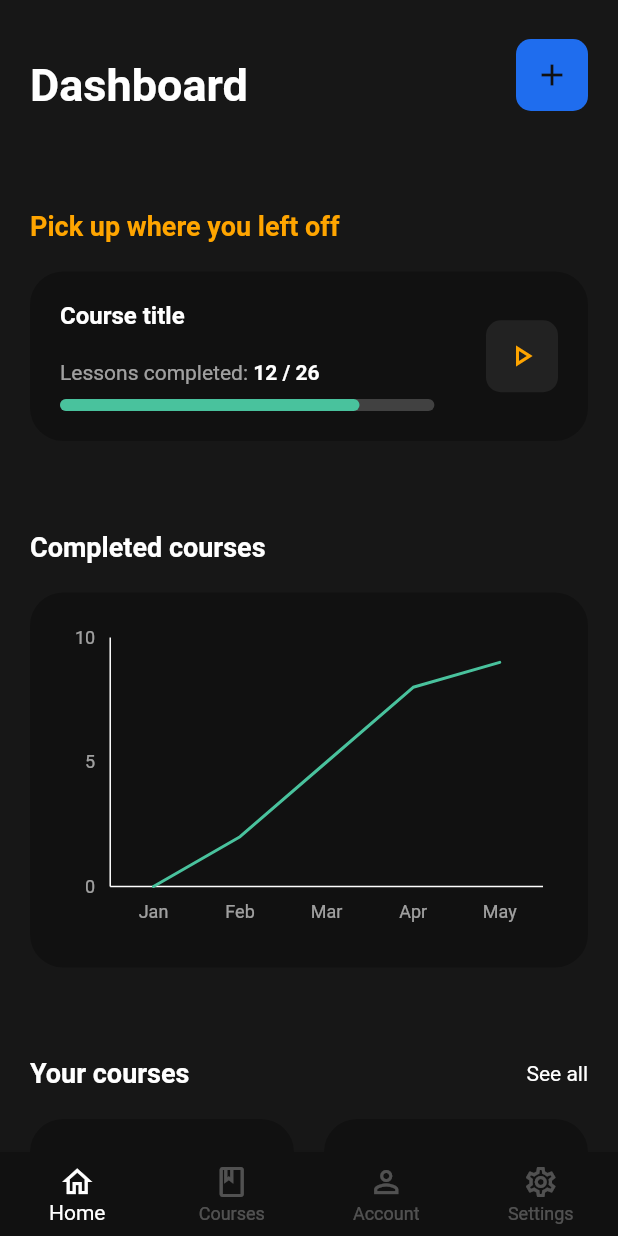
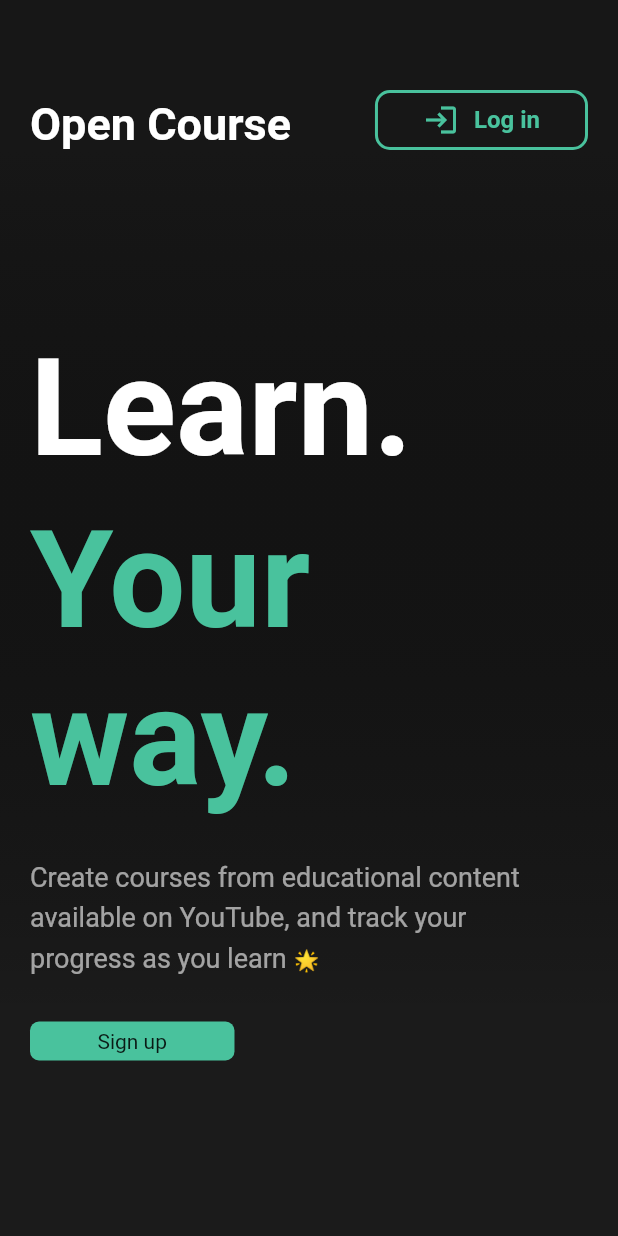
Before and after one commit to naefun/opencourse, a Flutter app: the screen it shows after launch, on a phone screen of 412 x 824 dp. Run offline on Flutter 3.47's test engine with Material 2 defaults, Android fonts, the light colour scheme and no system bars; drawn by our look-alikes of flutter_layout_grid, percent_indicator; our stand-ins replace firebase_core, flutter_svg, google_fonts, syncfusion_flutter_charts; accounts and stored records are empty.

Commit message:
add landing page

```diff
--- a/lib/main.dart
+++ b/lib/main.dart
@@ -2,6 +2,7 @@ import 'package:firebase_core/firebase_core.dart';
 import 'package:flutter/material.dart';
 import 'package:open_course/firebase_options.dart';
 import 'package:open_course/navigation.dart';
+import 'package:open_course/pages/landing.dart';
 
 void main() async {
   WidgetsFlutterBinding.ensureInitialized();
@@ -20,7 +21,8 @@ class MainApp extends StatelessWidget {
     return const MaterialApp(
       themeMode: ThemeMode.dark,
       home: Scaffold(
-        body: Navigation(),
+        // body: Navigation(),
+        body: LandingPage(),
       ),
     );
   }
--- /dev/null
+++ b/lib/pages/landing.dart
@@ -0,0 +1,164 @@
+import 'package:flutter/material.dart';
+import 'package:open_course/navigation.dart';
+import 'package:google_fonts/google_fonts.dart';
+import 'package:flutter_svg/flutter_svg.dart';
+
+class LandingPage extends StatefulWidget {
+  const LandingPage({super.key});
+
+  @override
+  State<LandingPage> createState() => _LandingPageState();
+}
+
+class _LandingPageState extends State<LandingPage> {
+  @override
+  Widget build(BuildContext context) {
+    return Scaffold(
+        backgroundColor: const Color(0xff171717),
+        appBar: PreferredSize(
+          preferredSize: const Size.fromHeight(100),
+          child: Column(
+            mainAxisAlignment: MainAxisAlignment.end,
+            children: [
+              Container(
+                padding: const EdgeInsets.fromLTRB(20, 0, 20, 0),
+                child: Center(
+                  child: Row(
+                    mainAxisAlignment: MainAxisAlignment.spaceBetween,
+                    crossAxisAlignment: CrossAxisAlignment.end,
+                    children: [
+                      const Text(
+                        "Open Course",
+                        style: TextStyle(
+                            fontSize: 30,
+                            color: Color(0xFFFFFFFF),
+                            fontWeight: FontWeight.bold),
+                      ),
+                      GestureDetector(
+                        onTap: () {
+                          Navigator.pushReplacement(
+                            context,
+                            MaterialPageRoute(
+                                builder: (context) => const Navigation()),
+                          );
+                        },
+                        child: Container(
+                          padding: const EdgeInsets.fromLTRB(30, 6, 30, 6),
+                          decoration: BoxDecoration(
+                              borderRadius: BorderRadius.circular(10),
+                              border: Border.all(
+                                  width: 2, color: const Color(0xff49C29D))),
+                          child: Row(
+                            children: const [
+                              Icon(
+                                Icons.login,
+                                color: Color(0xff49C29D),
+                              ),
+                              SizedBox(
+                                width: 10,
+                              ),
+                              Text(
+                                "Log in",
+                                style: TextStyle(
+                                    color: Color(0xff49C29D),
+                                    fontWeight: FontWeight.bold,
+                                    fontSize: 16),
+                              )
+                            ],
+                          ),
+                        ),
+                      )
+                    ],
+                  ),
+                ),
+              ),
+            ],
+          ),
+        ),
+        body: Stack(
+          children: [
+            Stack(
+              children: [
+                Opacity(
+                    opacity: .02,
+                    child: SvgPicture.asset(
+                      "../assets/images/patternpad.svg",
+                      fit: BoxFit.cover,
+                    )),
+                Container(
+                    decoration: const BoxDecoration(
+                        gradient: LinearGradient(
+                  begin: Alignment.topCenter,
+                  end: Alignment.bottomCenter,
+                  stops: [0, 0.8],
+                  colors: [
+                    Color(0xff171717),
+                    Colors.transparent,
+                  ],
+                ))),
+              ],
+            ),
+            Container(
+              padding: const EdgeInsets.fromLTRB(20, 120, 20, 0),
+              child: Center(
+                child: Column(
+                  crossAxisAlignment: CrossAxisAlignment.start,
+                  children: [
+                    const Text(
+                      "Learn.",
+                      style: TextStyle(
+                          color: Color(0xffffffff),
+                          fontWeight: FontWeight.bold,
+                          fontSize: 90),
+                    ),
+                    const SizedBox(
+                      height: 10,
+                    ),
+                    const Text(
+                      "Your way.",
+                      style: TextStyle(
+                          color: Color(0xff49C29D),
+                          fontWeight: FontWeight.bold,
+                          fontSize: 90),
+                    ),
+                    const SizedBox(
+                      height: 25,
+                    ),
+                    Container(
+                      width: 330,
+                      child: RichText(
+                        text: TextSpan(
+                          children: [
+                            const TextSpan(
+                                text:
+                                    'Create courses from educational content available on YouTube, and track your progress as you learn ',
+                                style: TextStyle(
+                                    fontSize: 18,
+                                    color: Color.fromRGBO(255, 255, 255, .6),
+                                    height: 1.5)),
+                            TextSpan(
+                              text: '🌟',
+                              style: GoogleFonts.notoColorEmoji(),
+                            ),
+                          ],
+                        ),
+                      ),
+                    ),
+                    const SizedBox(
+                      height: 30,
+                    ),
+                    Container(
+                      padding: const EdgeInsets.fromLTRB(45, 5, 45, 5),
+                      decoration: BoxDecoration(
+                          borderRadius: BorderRadius.circular(6),
+                          color: const Color(0xff49C29D)),
+                      child: const Text("Sign up"),
+                    )
+                  ],
+                ),
+              ),
+            )
+          ],
+        ));
+  }
+}
--- a/pubspec.yaml
+++ b/pubspec.yaml
@@ -11,6 +11,8 @@ dependencies:
   flutter:
     sdk: flutter
   flutter_layout_grid: ^2.0.3
+  flutter_svg: ^2.0.5
+  google_fonts: ^4.0.4
   percent_indicator: ^4.2.3
   syncfusion_flutter_charts: ^21.2.4
 
@@ -21,3 +23,5 @@ dev_dependencies:
 
 flutter:
   uses-material-design: true
+  assets:
+  - assets/images/
```
Also changed, not shown: assets/images/patternpad.svg (added), pubspec.lock, 1 other file.
